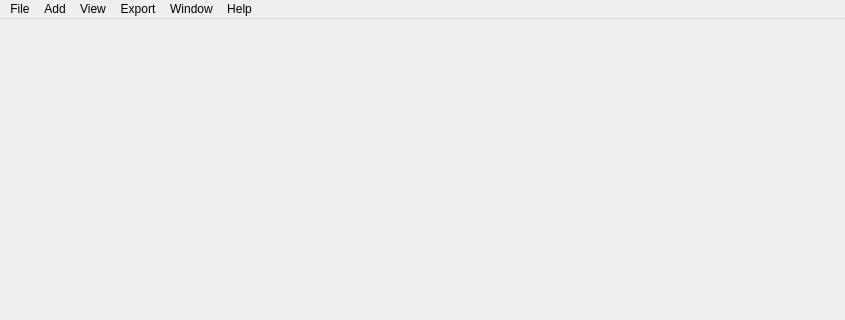
mkeeter/antimony, file src/ui/forms/main_window.ui: the form before one commit; both pictures show x 0 to 845 and y 0 to 320 of the 845 by 621 pixel window.
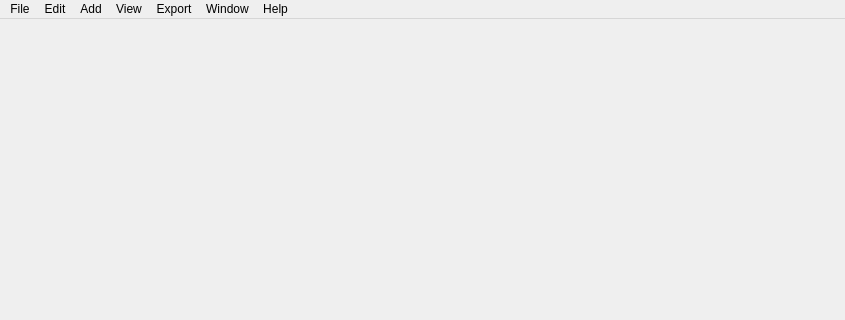
The form after the commit.

Commit message: Add undo/redo to edit menu

```diff
--- a/src/ui/forms/main_window.ui
+++ b/src/ui/forms/main_window.ui
@@ -80,7 +80,13 @@
     <addaction name="actionNewViewport"/>
     <addaction name="actionNewQuad"/>
    </widget>
+   <widget class="QMenu" name="menuEdit">
+    <property name="title">
+     <string>Edit</string>
+    </property>
+   </widget>
    <addaction name="menuFile"/>
+   <addaction name="menuEdit"/>
    <addaction name="menuAdd"/>
    <addaction name="menuView"/>
    <addaction name="menuExport"/>
```
Left out of the diff: 10 changed lines with no effect on the pictures. The commit also changes 3 other files.
